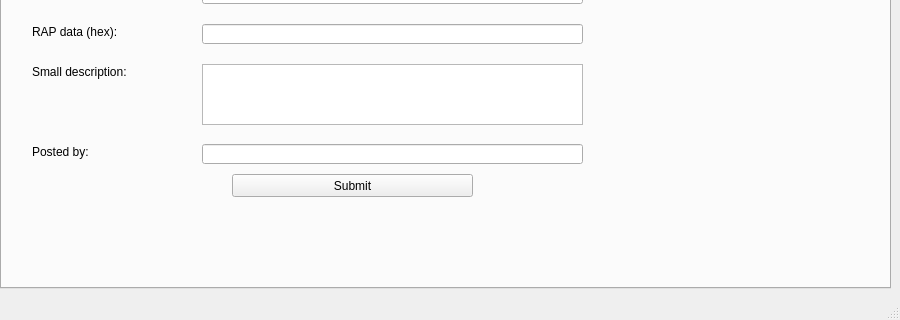
sguerrini97/Q_PSN, file mainwindow.ui: the form before one commit; both pictures show x 0 to 900 and y 282 to 602 of the 900 by 602 pixel window.
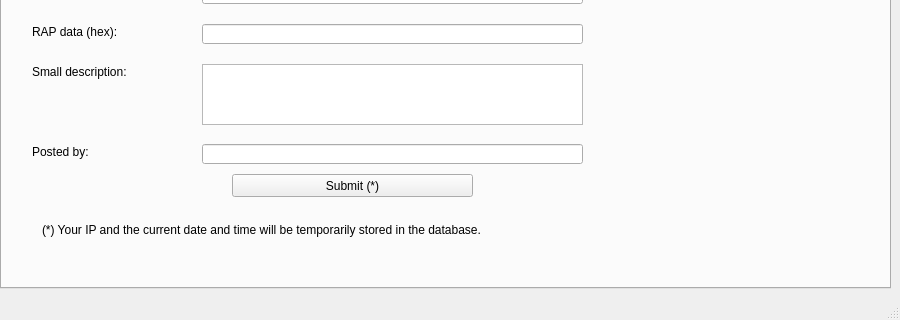
The form after the commit. The open tabs and pages were chosen to show the change. Icons and pictures are not drawn.

Commit message: Added IP warning

```diff
--- a/mainwindow.ui
+++ b/mainwindow.ui
@@ -585,7 +585,7 @@
        </rect>
       </property>
       <property name="text">
-       <string>Submit</string>
+       <string>Submit (*)</string>
       </property>
      </widget>
      <widget class="QLabel" name="lSubUploader">
@@ -611,6 +611,19 @@
        </rect>
       </property>
      </widget>
+     <widget class="QLabel" name="lIPWarning">
+      <property name="geometry">
+       <rect>
+        <x>40</x>
+        <y>450</y>
+        <width>821</width>
+        <height>31</height>
+       </rect>
+      </property>
+      <property name="text">
+       <string>(*) Your IP and the current date and time will be temporarily stored in the database.</string>
+      </property>
+     </widget>
     </widget>
     <widget class="QWidget" name="tab_4">
      <attribute name="title">
```
